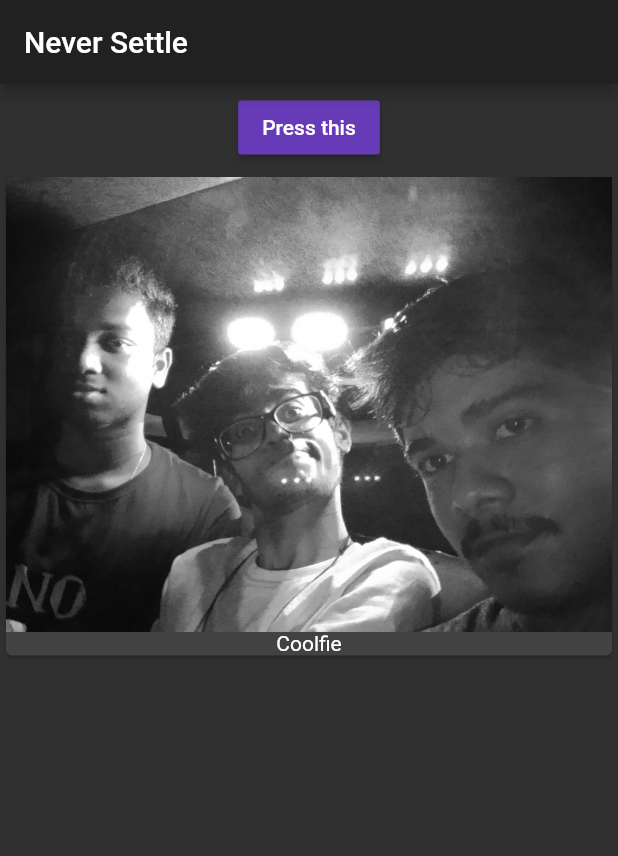
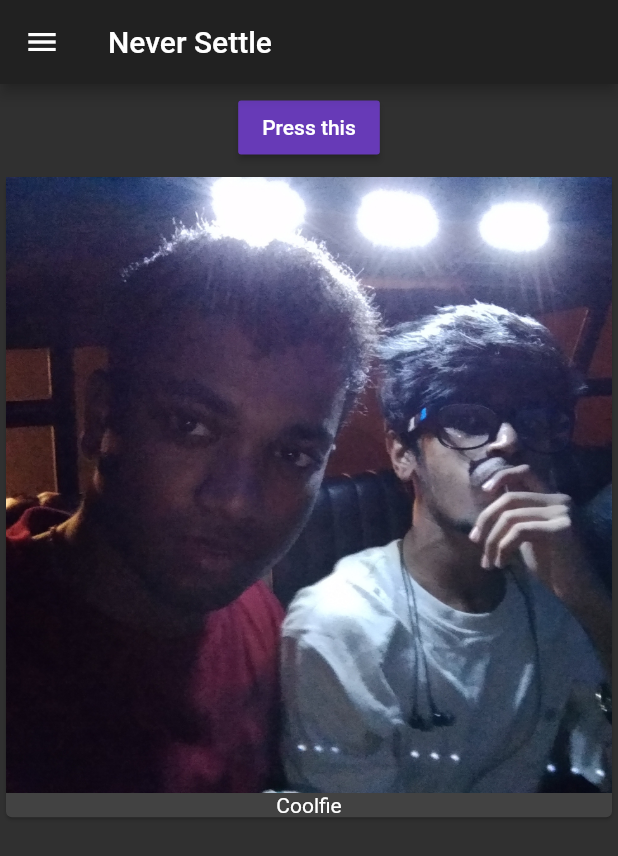
Before and after one commit to sakhayadeep/never-settle-wallpapers, a Flutter app: the screen it shows after launch, on a phone screen of 412 x 824 dp. Shown: the top 856 px of the screen. Run offline on Flutter 3.47's test engine with Material 2 defaults, Android fonts, the phone set to English and light mode, and no system bars.

```diff
--- a/lib/main.dart
+++ b/lib/main.dart
@@ -13,6 +13,20 @@ class MyApp extends StatelessWidget {
         primarySwatch: Colors.deepOrange,
       ),
       home: Scaffold(
+          drawer: Drawer(
+            child: ListView(
+              padding: EdgeInsets.all(0),
+              children: <Widget>[
+                DrawerHeader(
+                  child: ListTile(
+                    title: Text("Sakhayadeep Nath"),
+                    subtitle: Text("sakhayadeepnath@gmaill.com"),
+                    trailing: Icon(Icons.account_circle),
+                  ),
+                )
+              ],
+            ),
+          ),
           appBar: AppBar(
             title: Text("Never Settle"),
           ),
--- a/pubspec.yaml
+++ b/pubspec.yaml
@@ -43,7 +43,6 @@ flutter:
   # To add assets to your application, add an assets section, like this:
   assets:
     - assets/selfie.jpg
-    - assets/selfie2.jpg
   #  - images/a_dot_ham.jpeg
 
   # An image asset can refer to one or more resolution-specific "variants", see
```
Also changed, not shown: assets/selfie.jpg, assets/selfie2.jpg (deleted), 2 other files.
